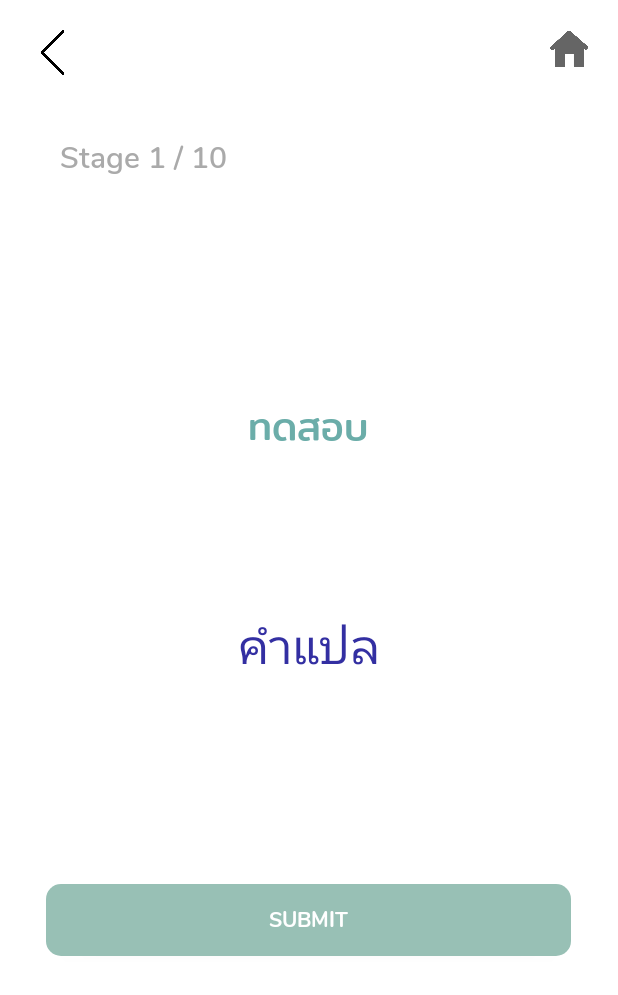
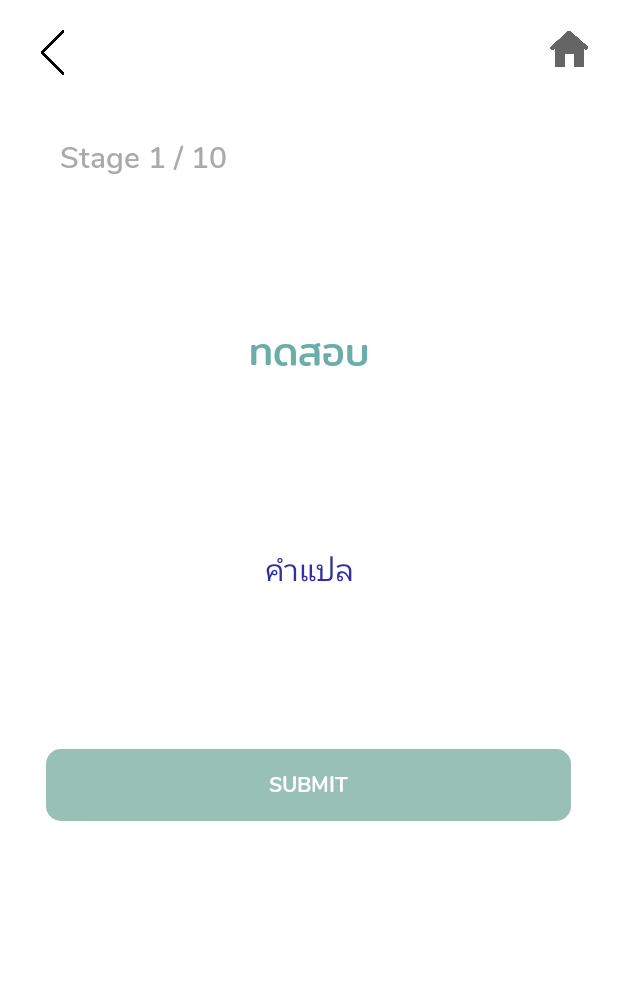
Before and after one commit to teema15135/nurse-talk-java, an Android app: the layout activity_sentence_game.xml on its own in the app's theme, with its tools: preview values and no code run, on a phone screen of 412 x 824 dp. Shown: the top 995 px of the screen. Run offline under Robolectric (Android 15) with nearby library versions, the phone set to English and light mode, and no system bars.

Commit message:
Edit layout of sentence game

```diff
--- a/app/src/main/res/layout/activity_sentence_game.xml
+++ b/app/src/main/res/layout/activity_sentence_game.xml
@@ -52,19 +52,22 @@
 
 
     <LinearLayout
-        android:layout_width="290dp"
+        android:layout_width="match_parent"
         android:layout_height="150dp"
         android:layout_gravity="center"
-        android:layout_marginTop="70dp"
+        android:layout_marginTop="20dp"
         android:gravity="center"
         android:orientation="vertical">
 
-        <LinearLayout
+        <com.google.android.flexbox.FlexboxLayout
             android:id="@+id/sentence_game_display_linear_layout"
-            android:layout_width="220dp"
+            android:layout_width="match_parent"
             android:layout_height="wrap_content"
             android:gravity="center"
-            android:orientation="horizontal">
+            android:orientation="horizontal"
+            app:flexDirection="row"
+            app:flexWrap="wrap"
+            app:justifyContent="center">
 
             <TextView
                 android:id="@+id/textQuestion"
@@ -77,7 +80,7 @@
                 android:textColor="@color/dark_blue"
                 android:textSize="26sp" />
 
-        </LinearLayout>
+        </com.google.android.flexbox.FlexboxLayout>
 
 
     </LinearLayout>
@@ -98,7 +101,7 @@
         android:layout_height="80dp"
         android:layout_gravity="center"
         android:layout_marginTop="30dp"
-        android:layout_marginBottom="70dp"
+        android:layout_marginBottom="30dp"
         android:background="@android:color/transparent"
         android:clickable="false"
         android:focusable="false"
@@ -106,19 +109,22 @@
         android:padding="10dp"
         android:text="คำแปล"
         android:textColor="#332FA2"
-        android:textSize="32sp" />
+        android:textSize="20sp" />
 
 
-    <LinearLayout
+    <com.google.android.flexbox.FlexboxLayout
         android:id="@+id/sentence_game_choices_linear_layout"
         android:layout_width="match_parent"
         android:layout_height="wrap_content"
         android:layout_marginLeft="24dp"
         android:layout_marginRight="24dp"
         android:gravity="center"
-        android:orientation="horizontal">
+        android:orientation="horizontal"
+        app:flexDirection="row"
+        app:flexWrap="wrap"
+        app:justifyContent="center">
 
-    </LinearLayout>
+    </com.google.android.flexbox.FlexboxLayout>
 
     <Button
         android:id="@+id/sentence_game_sumbit_btn"
```
Also changed, not shown: app/src/main/java/com/coe/kku/ac/nursetalk/game/sentence/SentenceGameActivity.java (+16 -9 lines).
